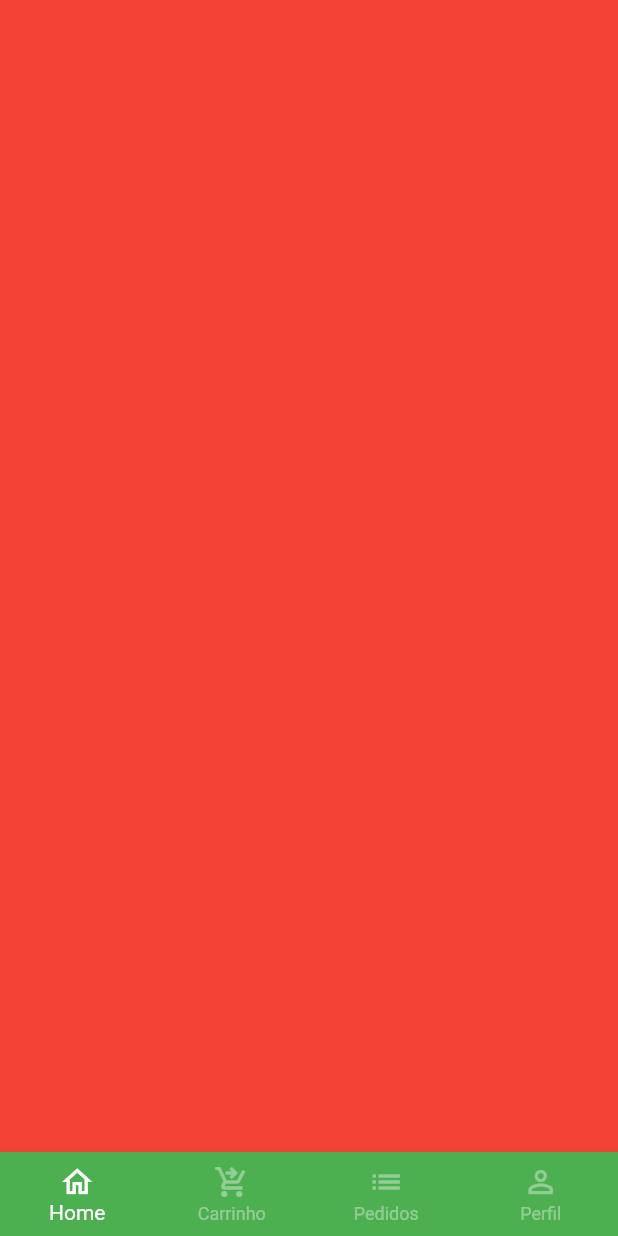
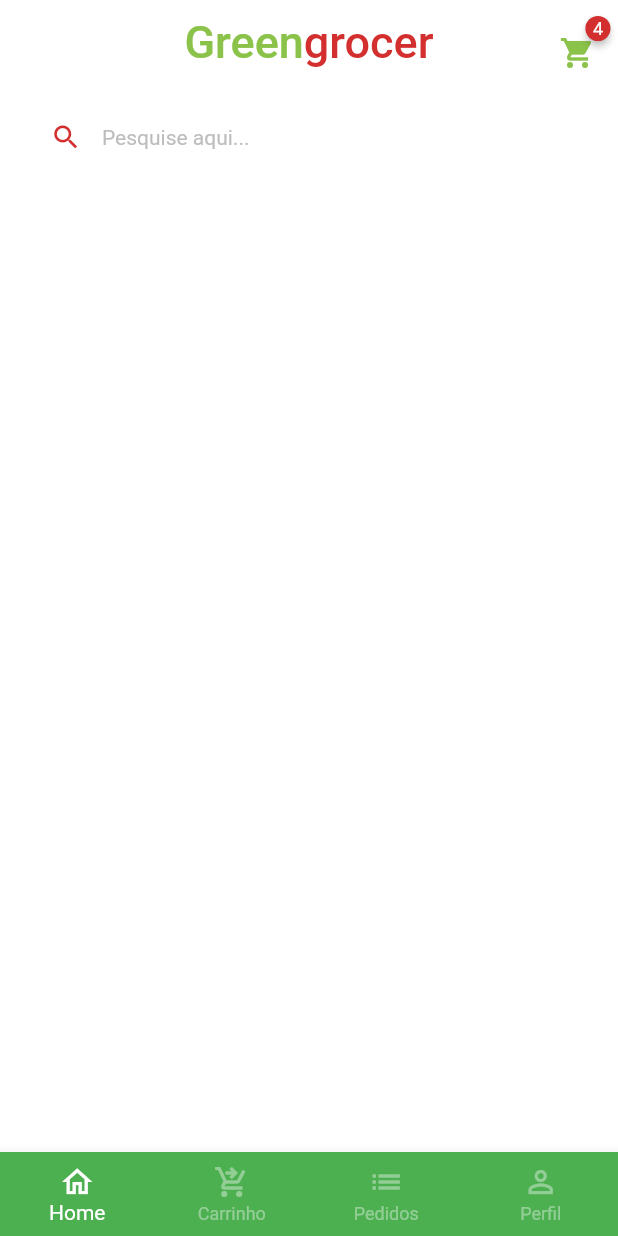
Before and after one commit to emersonmelomartins/flutter-learns, a Flutter app: the screen it shows after launch, after a tap on "Entrar", on a phone screen of 412 x 824 dp. Run offline on Flutter 3.47's test engine with Material 2 defaults, Android fonts, the phone set to English and light mode, and no system bars; drawn by our look-alikes of badges; our stand-ins replace animated_text_kit, fluttertoast, mask_text_input_formatter.

Commit message:
home tab header using badges on cart icon

```diff
--- a/greengrocer/lib/main.dart
+++ b/greengrocer/lib/main.dart
@@ -15,6 +15,7 @@ class MyApp extends StatelessWidget {
       debugShowCheckedModeBanner: false,
       theme: ThemeData(
         primarySwatch: Colors.green,
+        scaffoldBackgroundColor: Colors.white.withAlpha(190),
       ),
       home: const SignInScreen(),
     );
--- a/greengrocer/lib/src/base/base_screen.dart
+++ b/greengrocer/lib/src/base/base_screen.dart
@@ -1,4 +1,5 @@
 import 'package:flutter/material.dart';
+import 'package:greengrocer/src/home/home_tab.dart';
 
 class BaseScreen extends StatefulWidget {
   const BaseScreen({Key? key}) : super(key: key);
@@ -57,9 +58,7 @@ class _BaseScreenState extends State<BaseScreen> {
         physics: const NeverScrollableScrollPhysics(),
         controller: pageController,
         children: [
-          Container(
-            color: Colors.red,
-          ),
+          const HomeTab(),
           Container(
             color: Colors.yellow,
           ),
--- /dev/null
+++ b/greengrocer/lib/src/home/home_tab.dart
@@ -0,0 +1,107 @@
+import 'package:badges/badges.dart';
+import 'package:flutter/material.dart';
+import 'package:flutter/src/foundation/key.dart';
+import 'package:flutter/src/widgets/framework.dart';
+import 'package:greengrocer/src/config/custom_colors.dart';
+
+class HomeTab extends StatelessWidget {
+  const HomeTab({Key? key}) : super(key: key);
+
+  @override
+  Widget build(BuildContext context) {
+    return Scaffold(
+      // App Bar
+      appBar: AppBar(
+        centerTitle: true,
+        backgroundColor: Colors.transparent,
+        elevation: 0,
+        title: Text.rich(
+          TextSpan(
+            style: const TextStyle(
+              fontSize: 30,
+            ),
+            children: [
+              TextSpan(
+                text: 'Green',
+                style: TextStyle(
+                  color: CustomColors.customSwatchColor,
+                ),
+              ),
+              TextSpan(
+                text: 'grocer',
+                style: TextStyle(
+                  color: CustomColors.customContrastColor,
+                ),
+              ),
+            ],
+          ),
+        ),
+        actions: [
+          Padding(
+            padding: const EdgeInsets.only(
+              top: 15,
+              right: 15,
+            ),
+            child: GestureDetector(
+              onTap: () {},
+              child: Badge(
+                badgeColor: CustomColors.customContrastColor,
+                badgeContent: const Text(
+                  "4",
+                  style: TextStyle(
+                    color: Colors.white,
+                    fontSize: 12,
+                  ),
+                ),
+                child: Icon(
+                  Icons.shopping_cart,
+                  color: CustomColors.customSwatchColor,
+                ),
+              ),
+            ),
+          ),
+        ],
+      ),
+
+      body: Column(
+        children: [
+          // Campo de Pesquisa
+          Padding(
+            padding: const EdgeInsets.symmetric(
+              horizontal: 20,
+              vertical: 10,
+            ),
+            child: TextFormField(
+              decoration: InputDecoration(
+                isDense: true,
+                filled: true,
+                fillColor: Colors.white,
+                border: OutlineInputBorder(
+                  borderRadius: BorderRadius.circular(60),
+                  borderSide: const BorderSide(
+                    width: 0,
+                    style: BorderStyle.none,
+                  ),
+                ),
+                prefixIcon: Icon(
+                  Icons.search,
+                  color: CustomColors.customContrastColor,
+                  size: 21,
+                ),
+                hintText: "Pesquise aqui...",
+                hintStyle: TextStyle(
+                  color: Colors.grey.shade400,
+                  fontSize: 14,
+                ),
+              ),
+            ),
+          ),
+
+          // Categorias
+
+          // Grid
+        ],
+      ),
+    );
+  }
+}
--- a/greengrocer/pubspec.yaml
+++ b/greengrocer/pubspec.yaml
@@ -15,6 +15,7 @@ dependencies:
   cupertino_icons: ^1.0.2
   animated_text_kit: ^4.2.2
   mask_text_input_formatter: ^2.4.0
+  badges: ^2.0.3
 
 dev_dependencies:
   flutter_test:
```
Also changed, not shown: greengrocer/pubspec.lock.
